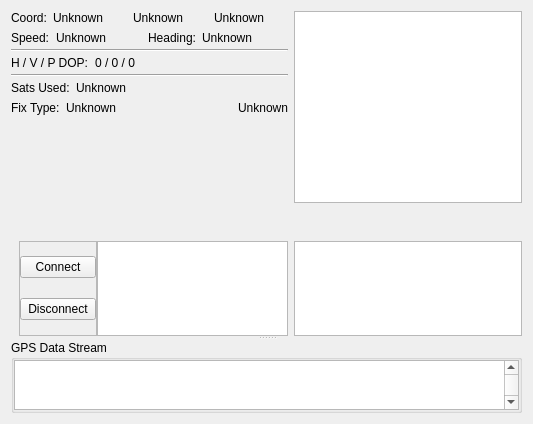
openpilot/OpenPilot, file ground/src/plugins/gpsdisplay/gpsdisplaywidget.ui: the form before one commit.
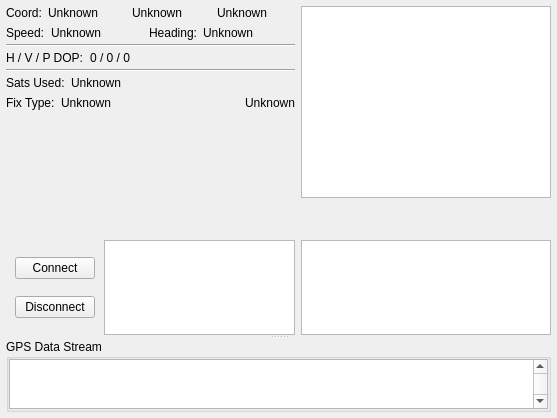
The form after the commit. Custom widgets are drawn as their Qt base class.

Commit message: GPS Viewer: more layout tweaks. This looks kinda Ok, I think.. :) Suggestions/complaints welcome ;)

```diff
--- a/ground/src/plugins/gpsdisplay/gpsdisplaywidget.ui
+++ b/ground/src/plugins/gpsdisplay/gpsdisplaywidget.ui
@@ -2,25 +2,32 @@
 <ui version="4.0">
  <class>GpsDisplayWidget</class>
  <widget class="QWidget" name="GpsDisplayWidget">
-  <property name="geometry">
-   <rect>
-    <x>0</x>
-    <y>0</y>
-    <width>533</width>
-    <height>424</height>
-   </rect>
+  <property name="sizePolicy">
+   <sizepolicy hsizetype="MinimumExpanding" vsizetype="MinimumExpanding">
+    <horstretch>0</horstretch>
+    <verstretch>0</verstretch>
+   </sizepolicy>
   </property>
-  <property name="windowTitle">
-   <string>Form</string>
-  </property>
-  <layout class="QVBoxLayout" name="verticalLayout_2">
+  <layout class="QVBoxLayout" name="verticalLayoutTop">
+   <property name="spacing">
+    <number>0</number>
+   </property>
+   <property name="margin">
+    <number>6</number>
+   </property>
    <item>
     <widget class="QSplitter" name="splitter">
+     <property name="sizePolicy">
+      <sizepolicy hsizetype="Expanding" vsizetype="Expanding">
+       <horstretch>0</horstretch>
+       <verstretch>0</verstretch>
+      </sizepolicy>
+     </property>
      <property name="orientation">
       <enum>Qt::Vertical</enum>
      </property>
      <widget class="QWidget" name="layoutWidget">
-      <layout class="QGridLayout" name="gridLayout">
+      <layout class="QGridLayout" name="gridLayout" rowstretch="1,0" columnstretch="1,0">
        <item row="0" column="0">
         <layout class="QVBoxLayout" name="infoVerticalLayout" stretch="0,0,0,0,0,0,0,0,0,0,0,0,0,1">
          <property name="spacing">
@@ -455,7 +462,7 @@
         </layout>
        </item>
        <item row="1" column="0">
-        <layout class="QHBoxLayout" name="horizontalLayout2" stretch="0,0,1,0">
+        <layout class="QHBoxLayout" name="horizontalLayout2" stretch="0,0,0,1,0">
          <property name="spacing">
           <number>0</number>
          </property>
@@ -469,36 +476,14 @@
            </property>
            <property name="sizeHint" stdset="0">
             <size>
-             <width>13</width>
+             <width>9</width>
              <height>20</height>
             </size>
            </property>
           </spacer>
          </item>
          <item>
-          <widget class="QFrame" name="frame">
-           <property name="sizePolicy">
-            <sizepolicy hsizetype="Minimum" vsizetype="Minimum">
-             <horstretch>0</horstretch>
-             <verstretch>0</verstretch>
-            </sizepolicy>
-           </property>
-           <property name="minimumSize">
-            <size>
-             <width>60</width>
-             <height>60</height>
-            </size>
-           </property>
-           <property name="frameShape">
-            <enum>QFrame::StyledPanel</enum>
-           </property>
-           <property name="frameShadow">
-            <enum>QFrame::Raised</enum>
-           </property>
            <layout class="QVBoxLayout" name="verticalLayout">
-            <property name="margin">
-             <number>0</number>
-            </property>
             <item>
              <widget class="QPushButton" name="connectButton">
               <property name="text">
@@ -514,7 +499,6 @@
              </widget>
             </item>
            </layout>
-          </widget>
          </item>
          <item>
           <spacer name="horizontalSpacer_2">
@@ -526,7 +510,20 @@
            </property>
            <property name="sizeHint" stdset="0">
             <size>
-             <width>13</width>
+             <width>9</width>
+             <height>20</height>
+            </size>
+           </property>
+          </spacer>
+         </item>
+         <item>
+          <spacer name="horizontalSpacer_3">
+           <property name="orientation">
+            <enum>Qt::Horizontal</enum>
+           </property>
+           <property name="sizeHint" stdset="0">
+            <size>
+             <width>0</width>
              <height>20</height>
             </size>
            </property>
@@ -535,11 +532,17 @@
          <item>
           <widget class="QGraphicsView" name="flatEarth">
            <property name="sizePolicy">
-            <sizepolicy hsizetype="MinimumExpanding" vsizetype="MinimumExpanding">
+            <sizepolicy hsizetype="Fixed" vsizetype="Fixed">
              <horstretch>0</horstretch>
              <verstretch>0</verstretch>
             </sizepolicy>
            </property>
+           <property name="minimumSize">
+            <size>
+             <width>191</width>
+             <height>95</height>
+            </size>
+           </property>
            <property name="maximumSize">
             <size>
              <width>191</width>
@@ -567,12 +570,6 @@
        </item>
        <item row="1" column="1">
         <widget class="QGraphicsView" name="graphicsView">
-         <property name="sizePolicy">
-          <sizepolicy hsizetype="Preferred" vsizetype="Preferred">
-           <horstretch>0</horstretch>
-           <verstretch>0</verstretch>
-          </sizepolicy>
-         </property>
          <property name="maximumSize">
           <size>
            <width>250</width>
@@ -583,6 +580,9 @@
        </item>
        <item row="0" column="1">
         <layout class="QVBoxLayout" name="verticalLayout_3" stretch="0,1">
+         <property name="spacing">
+          <number>0</number>
+         </property>
          <item>
           <widget class="GpsConstellationWidget" name="gpsSky">
            <property name="maximumSize">
```
Left out of the diff: 3 changed lines with no effect on the pictures. Lines whose indentation alone changed are shown as unchanged.
